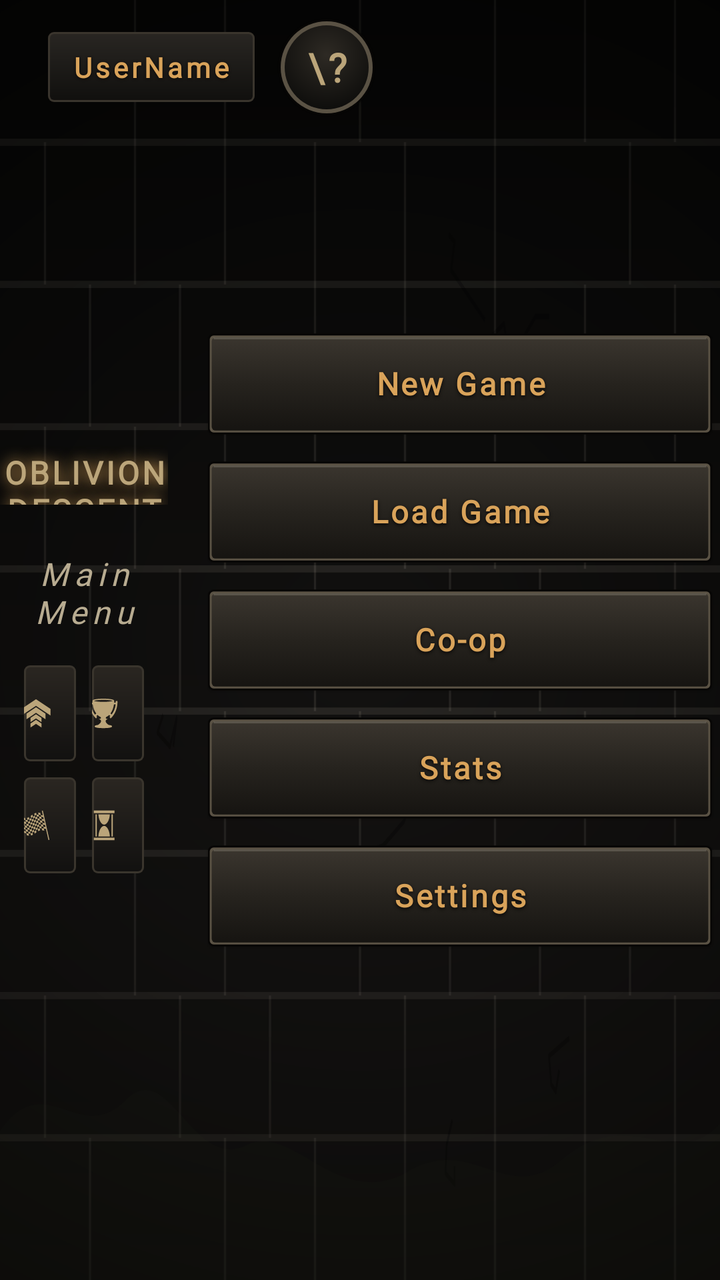
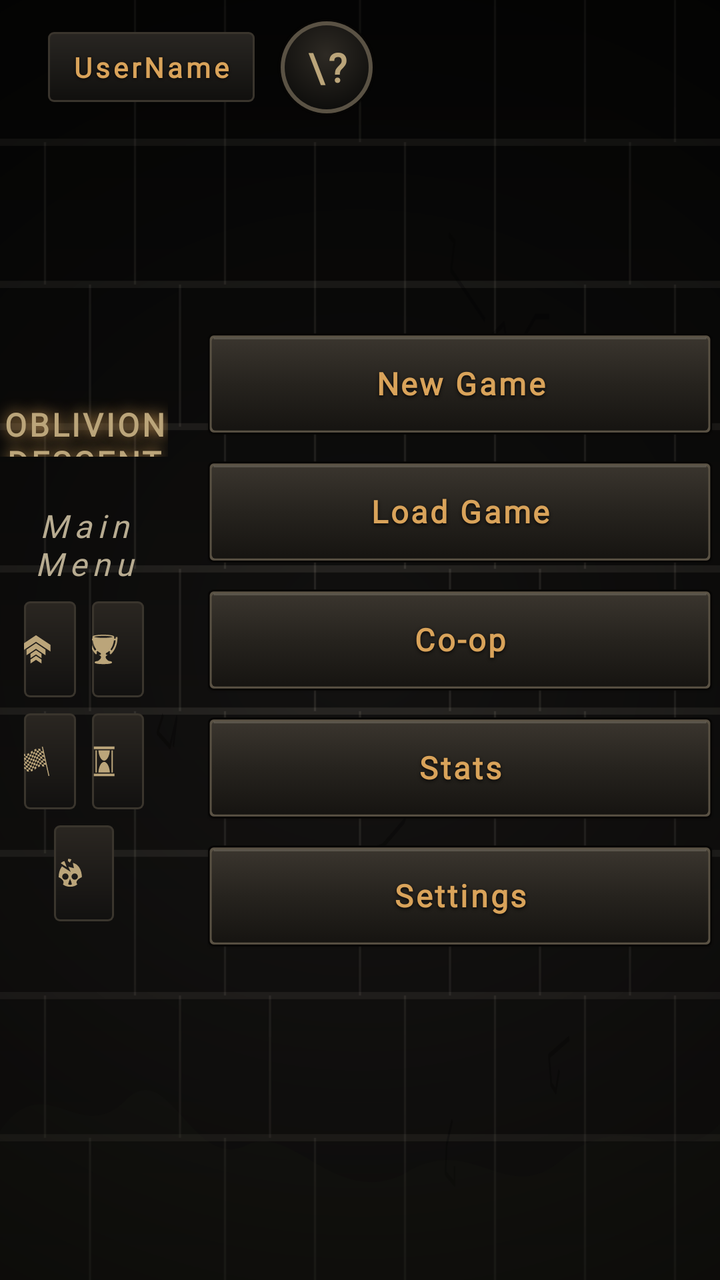

An Android layout rendered at two revisions. The XML below is the earlier revision; the diff shows what the commit changed to produce the second picture.
<!-- AndroidManifest.xml: activity theme Theme.OblivionDescent.Screen -->
<!-- res/layout/activity_menu.xml -->
<?xml version="1.0" encoding="utf-8"?>
<androidx.constraintlayout.widget.ConstraintLayout
    xmlns:android="http://schemas.android.com/apk/res/android"
    xmlns:app="http://schemas.android.com/apk/res-auto"
    xmlns:tools="http://schemas.android.com/tools"
    android:id="@+id/mainMenuLayout"
    android:layout_width="match_parent"
    android:layout_height="match_parent"
    android:background="@drawable/game_background">

    <View
        android:id="@+id/vignetteOverlay"
        android:layout_width="match_parent"
        android:layout_height="match_parent"
        android:background="@drawable/vignette_overlay"
        android:alpha="0.94"
        android:animation="@anim/slow_pulse" />

    <TextView
        android:id="@+id/tvUsername"
        style="@style/OD.Text.Label"
        android:layout_width="wrap_content"
        android:layout_height="wrap_content"
        android:text="UserName"
        android:textColor="@color/gold_glow"
        android:textSize="@dimen/text_small"
        app:layout_constraintTop_toTopOf="parent"
        app:layout_constraintStart_toStartOf="parent"
        android:layout_marginTop="@dimen/space_lg"
        android:layout_marginStart="@dimen/space_xl"
        android:paddingStart="@dimen/space_md"
        android:paddingEnd="@dimen/space_md"
        android:paddingTop="@dimen/space_sm"
        android:paddingBottom="@dimen/space_sm"
        android:background="@drawable/hud_panel"
        android:tag="stone"
        android:shadowColor="@color/ink_shadow"
        android:shadowDx="0"
        android:shadowDy="1"
        android:shadowRadius="3" />

    <com.google.android.material.button.MaterialButton
        android:id="@+id/btn_tutorial"
        android:layout_width="@dimen/touch_min"
        android:layout_height="@dimen/touch_min"
        android:layout_marginStart="@dimen/space_md"
        android:contentDescription="How to play"
        android:text="\?"
        android:textSize="@dimen/text_heading"
        android:textStyle="bold"
        android:fontFamily="@font/cinzel"
        android:textColor="@color/gold_bright"
        android:padding="0dp"
        android:minWidth="0dp"
        android:minHeight="0dp"
        android:insetLeft="0dp"
        android:insetTop="0dp"
        android:insetRight="0dp"
        android:insetBottom="0dp"
        app:backgroundTint="@null"
        android:background="@drawable/icon_btn_circle"
        app:strokeWidth="0dp"
        app:layout_constraintStart_toEndOf="@id/tvUsername"
        app:layout_constraintTop_toTopOf="@id/tvUsername"
        app:layout_constraintBottom_toBottomOf="@id/tvUsername"
        tools:ignore="HardcodedText" />

    <TextView
        android:id="@+id/GameTitleFront"
        style="@style/OD.Text.Title"
        android:layout_width="0dp"
        android:layout_height="wrap_content"
        android:text="Oblivion Descent"
        android:textAllCaps="true"
        android:textSize="48sp"
        android:maxLines="1"
        app:autoSizeTextType="uniform"
        app:autoSizeMinTextSize="16sp"
        app:autoSizeMaxTextSize="48sp"
        app:autoSizeStepGranularity="1sp"
        android:gravity="center"
        android:shadowColor="@color/gold_glow"
        android:shadowDx="0"
        android:shadowDy="0"
        android:shadowRadius="18"
        android:animation="@anim/glow_pulse"
        app:layout_constraintTop_toTopOf="parent"
        app:layout_constraintBottom_toTopOf="@+id/MainMenu"
        app:layout_constraintStart_toStartOf="parent"
        app:layout_constraintEnd_toStartOf="@+id/btn_new_game"
        app:layout_constraintVertical_chainStyle="packed"
        android:layout_marginEnd="@dimen/space_lg"
        tools:ignore="HardcodedText" />

    <TextView
        android:id="@+id/MainMenu"
        style="@style/OD.Text.Caption"
        android:layout_width="0dp"
        android:layout_height="wrap_content"
        android:text="Main Menu"
        android:textSize="@dimen/text_body"
        android:textStyle="italic"
        android:gravity="center"
        android:letterSpacing="0.18"
        android:animation="@anim/fade_in_delayed"
        app:layout_constraintTop_toBottomOf="@id/GameTitleFront"
        app:layout_constraintBottom_toTopOf="@+id/menu_extras"
        app:layout_constraintStart_toStartOf="@+id/GameTitleFront"
        app:layout_constraintEnd_toEndOf="@+id/GameTitleFront"
        android:layout_marginTop="@dimen/space_sm"
        tools:ignore="HardcodedText" />

    
    <LinearLayout
        android:id="@+id/menu_extras"
        android:layout_width="0dp"
        android:layout_height="wrap_content"
        android:orientation="vertical"
        android:gravity="center"
        android:layout_marginTop="@dimen/space_lg"
        android:layout_marginStart="@dimen/space_md"
        android:layout_marginEnd="@dimen/space_md"
        app:layout_constraintWidth_max="360dp"
        app:layout_constraintTop_toBottomOf="@id/MainMenu"
        app:layout_constraintBottom_toBottomOf="parent"
        app:layout_constraintStart_toStartOf="@+id/GameTitleFront"
        app:layout_constraintEnd_toEndOf="@+id/GameTitleFront">

        
        <LinearLayout
            android:layout_width="match_parent"
            android:layout_height="wrap_content"
            android:orientation="horizontal">

            <com.google.android.material.button.MaterialButton
                android:id="@+id/btn_altar"
                style="@style/OD.Button.Secondary"
                android:layout_width="0dp"
                android:layout_weight="1"
                android:layout_height="@dimen/touch_min"
                android:layout_marginEnd="@dimen/space_sm"
                android:paddingStart="@dimen/space_sm"
                android:paddingEnd="@dimen/space_sm"
                android:maxLines="1"
                android:textSize="@dimen/text_small"
                android:text="Soul Altar"
                app:icon="@drawable/ic_level"
                app:iconSize="@dimen/icon_sm"
                app:iconPadding="@dimen/space_xs"
                tools:ignore="HardcodedText" />

            <com.google.android.material.button.MaterialButton
                android:id="@+id/btn_daily"
                style="@style/OD.Button.Secondary"
                android:layout_width="0dp"
                android:layout_weight="1"
                android:layout_height="@dimen/touch_min"
                android:paddingStart="@dimen/space_sm"
                android:paddingEnd="@dimen/space_sm"
                android:maxLines="1"
                android:textSize="@dimen/text_small"
                android:text="Daily Run"
                app:icon="@drawable/ic_trophy"
                app:iconSize="@dimen/icon_sm"
                app:iconPadding="@dimen/space_xs"
                tools:ignore="HardcodedText" />

        </LinearLayout>

        <LinearLayout
            android:layout_width="match_parent"
            android:layout_height="wrap_content"
            android:layout_marginTop="@dimen/space_sm"
            android:orientation="horizontal">

            <com.google.android.material.button.MaterialButton
                android:id="@+id/btn_quests"
                style="@style/OD.Button.Secondary"
                android:layout_width="0dp"
                android:layout_weight="1"
                android:layout_height="@dimen/touch_min"
                android:layout_marginEnd="@dimen/space_sm"
                android:paddingStart="@dimen/space_sm"
                android:paddingEnd="@dimen/space_sm"
                android:maxLines="1"
                android:textSize="@dimen/text_small"
                android:text="Quests"
                app:icon="@drawable/ic_flag"
                app:iconSize="@dimen/icon_sm"
                app:iconPadding="@dimen/space_xs"
                tools:ignore="HardcodedText" />

            <com.google.android.material.button.MaterialButton
                android:id="@+id/btn_history"
                style="@style/OD.Button.Secondary"
                android:layout_width="0dp"
                android:layout_weight="1"
                android:layout_height="@dimen/touch_min"
                android:paddingStart="@dimen/space_sm"
                android:paddingEnd="@dimen/space_sm"
                android:maxLines="1"
                android:textSize="@dimen/text_small"
                android:text="Runs"
                app:icon="@drawable/ic_hourglass"
                app:iconSize="@dimen/icon_sm"
                app:iconPadding="@dimen/space_xs"
                tools:ignore="HardcodedText" />

        </LinearLayout>

    </LinearLayout>

    <com.google.android.material.button.MaterialButton
        android:id="@+id/btn_new_game"
        style="@style/OD.Button"
        android:layout_width="260dp"
        android:layout_height="@dimen/button_height"
        android:text="New Game"
        android:shadowColor="@color/ink_shadow"
        android:shadowDx="0"
        android:shadowDy="2"
        android:shadowRadius="4"
        android:stateListAnimator="@animator/button_elevation_anim"
        android:translationZ="6dp"
        app:layout_constraintVertical_chainStyle="packed"
        app:layout_constraintTop_toTopOf="parent"
        app:layout_constraintBottom_toTopOf="@+id/btn_load_game"
        app:layout_constraintEnd_toEndOf="parent"
        app:layout_constraintStart_toEndOf="@+id/GameTitleFront"
        android:layout_marginBottom="@dimen/space_md"
        tools:ignore="HardcodedText" />

    <com.google.android.material.button.MaterialButton
        android:id="@+id/btn_load_game"
        style="@style/OD.Button"
        android:layout_width="260dp"
        android:layout_height="@dimen/button_height"
        android:text="Load Game"
        android:shadowColor="@color/ink_shadow"
        android:shadowDx="0"
        android:shadowDy="2"
        android:shadowRadius="4"
        android:stateListAnimator="@animator/button_elevation_anim"
        android:translationZ="6dp"
        app:layout_constraintTop_toBottomOf="@+id/btn_new_game"
        app:layout_constraintBottom_toTopOf="@+id/btn_coop"
        app:layout_constraintStart_toStartOf="@+id/btn_new_game"
        app:layout_constraintEnd_toEndOf="@+id/btn_new_game"
        android:layout_marginBottom="@dimen/space_md"
        tools:ignore="HardcodedText" />

    <com.google.android.material.button.MaterialButton
        android:id="@+id/btn_coop"
        style="@style/OD.Button"
        android:layout_width="260dp"
        android:layout_height="@dimen/button_height"
        android:text="Co-op"
        android:shadowColor="@color/ink_shadow"
        android:shadowDx="0"
        android:shadowDy="2"
        android:shadowRadius="4"
        android:stateListAnimator="@animator/button_elevation_anim"
        android:translationZ="6dp"
        app:layout_constraintTop_toBottomOf="@+id/btn_load_game"
        app:layout_constraintBottom_toTopOf="@+id/btn_stats"
        app:layout_constraintStart_toStartOf="@+id/btn_new_game"
        app:layout_constraintEnd_toEndOf="@+id/btn_new_game"
        android:layout_marginBottom="@dimen/space_md"
        tools:ignore="HardcodedText" />

    <com.google.android.material.button.MaterialButton
        android:id="@+id/btn_stats"
        style="@style/OD.Button"
        android:layout_width="260dp"
        android:layout_height="@dimen/button_height"
        android:text="Stats"
        android:shadowColor="@color/ink_shadow"
        android:shadowDx="0"
        android:shadowDy="2"
        android:shadowRadius="4"
        android:stateListAnimator="@animator/button_elevation_anim"
        android:translationZ="6dp"
        app:layout_constraintTop_toBottomOf="@+id/btn_coop"
        app:layout_constraintBottom_toTopOf="@+id/btn_settings"
        app:layout_constraintStart_toStartOf="@+id/btn_new_game"
        app:layout_constraintEnd_toEndOf="@+id/btn_new_game"
        android:layout_marginBottom="@dimen/space_md"
        tools:ignore="HardcodedText" />

    <com.google.android.material.button.MaterialButton
        android:id="@+id/btn_settings"
        style="@style/OD.Button"
        android:layout_width="260dp"
        android:layout_height="@dimen/button_height"
        android:text="Settings"
        android:shadowColor="@color/ink_shadow"
        android:shadowDx="0"
        android:shadowDy="2"
        android:shadowRadius="4"
        android:stateListAnimator="@animator/button_elevation_anim"
        android:translationZ="6dp"
        app:layout_constraintTop_toBottomOf="@+id/btn_stats"
        app:layout_constraintBottom_toBottomOf="parent"
        app:layout_constraintStart_toStartOf="@+id/btn_new_game"
        app:layout_constraintEnd_toEndOf="@+id/btn_new_game"
        tools:ignore="HardcodedText" />

</androidx.constraintlayout.widget.ConstraintLayout>
<!-- resources referenced by this layout -->
<resources>
  <color name="gold_bright">#BBA57A</color>
  <color name="gold_glow">#D9A35A</color>
  <color name="ink_shadow">#0A0807</color>
  <dimen name="button_height">52dp</dimen>
  <dimen name="icon_sm">16dp</dimen>
  <dimen name="space_lg">16dp</dimen>
  <dimen name="space_md">12dp</dimen>
  <dimen name="space_sm">8dp</dimen>
  <dimen name="space_xl">24dp</dimen>
  <dimen name="space_xs">4dp</dimen>
  <dimen name="text_body">16sp</dimen>
  <dimen name="text_heading">20sp</dimen>
  <dimen name="text_small">14sp</dimen>
  <dimen name="touch_min">48dp</dimen>
  <style name="OD.Button.Secondary" parent="OD.Button">
          <item name="android:background">@drawable/btn_gothic_secondary</item>
          <item name="android:textColor">@color/gold_bright</item>
          <item name="iconTint">@color/gold_bright</item>
      </style>
  <style name="OD.Text.Caption" parent="OD.Text">
          <item name="android:textSize">@dimen/text_small</item>
          <item name="android:textColor">@color/bone_dim</item>
      </style>
  <style name="Theme.OblivionDescent.Screen" parent="Theme.MaterialComponents.DayNight.NoActionBar">
          <item name="android:windowBackground">@color/bg_deepest</item>
      </style>
  <color name="bg_deepest">#090908</color>
  <color name="bg_base">#121110</color>
  <color name="bg_surface">#1B1917</color>
  <color name="border_gold_inner">#3A352D</color>
  <color name="warning_amber">#D49A37</color>
  <color name="arcane_glow">#B58CE0</color>
  <color name="gold_translucent_strong">#55C8742E</color>
  <color name="stone_crack">#070605</color>
  <color name="border_gold">#5A5244</color>
  <color name="stone_face">#2E2A24</color>
  <dimen name="text_button">16sp</dimen>
  <dimen name="icon_md">20dp</dimen>
  <style name="OD.Text" parent="">
          <item name="android:fontFamily">@font/crimson_pro</item>
          <item name="android:textSize">@dimen/text_body</item>
          <item name="android:textColor">@color/bone_white</item>
      </style>
  <color name="bone_dim">#B8AC91</color>
  <dimen name="text_caption">12sp</dimen>
  <dimen name="text_title">26sp</dimen>
  <color name="gold_dim">#4A2A14</color>
  <color name="gold_translucent">#33C8742E</color>
  <color name="bone_white">#EAE0CA</color>
  <!-- unchanged entries left out for length: 14 -->
</resources>

<!-- the commit's change to res/layout/activity_menu.xml (unified diff, before → after) -->
@@ -117,7 +117,7 @@
         android:layout_height="wrap_content"
         android:orientation="vertical"
         android:gravity="center"
-        android:layout_marginTop="@dimen/space_lg"
+        android:layout_marginTop="@dimen/space_sm"
         android:layout_marginStart="@dimen/space_md"
         android:layout_marginEnd="@dimen/space_md"
         app:layout_constraintWidth_max="360dp"
@@ -208,6 +208,33 @@
 
         </LinearLayout>
 
+        
+        <LinearLayout
+            android:layout_width="match_parent"
+            android:layout_height="wrap_content"
+            android:layout_marginTop="@dimen/space_sm"
+            android:orientation="horizontal"
+            android:gravity="center_horizontal"
+            android:weightSum="2">
+
+            <com.google.android.material.button.MaterialButton
+                android:id="@+id/btn_bestiary"
+                style="@style/OD.Button.Secondary"
+                android:layout_width="0dp"
+                android:layout_weight="1"
+                android:layout_height="@dimen/touch_min"
+                android:paddingStart="@dimen/space_sm"
+                android:paddingEnd="@dimen/space_sm"
+                android:maxLines="1"
+                android:textSize="@dimen/text_small"
+                android:text="Bestiary"
+                app:icon="@drawable/ic_skull"
+                app:iconSize="@dimen/icon_sm"
+                app:iconPadding="@dimen/space_xs"
+                tools:ignore="HardcodedText" />
+
+        </LinearLayout>
+
     </LinearLayout>
 
     <com.google.android.material.button.MaterialButton
<!-- resource entries referenced after the edit -->
@@ -14,6 +14,18 @@
   <dimen name="text_heading">20sp</dimen>
   <dimen name="text_small">14sp</dimen>
   <dimen name="touch_min">48dp</dimen>
+  <!-- drawable ic_skull (drawable) -->
+  <?xml version="1.0" encoding="utf-8"?>
+  <vector xmlns:android="http://schemas.android.com/apk/res/android"
+      android:width="20dp"
+      android:height="20dp"
+      android:viewportWidth="512"
+      android:viewportHeight="512"
+      android:tint="@color/bone_white">
+      <path
+          android:fillColor="#FFFFFF"
+          android:pathData="M226.063 24.188L222 58.718l32.688 25.626 23.75 -50.03c-18.145 -9.142 -35.272 -9.715 -52.375 -10.127zM166.75 61.093c-24.248 2.93 -42.95 15.897 -58.875 33.812h.03l96.407 62.594 -37.562 -96.406zM300.875 88.75l18.656 85.5 -91.092 -23.875L269 233.938l-140.594 -89.375c-3.966 4.875 -7.7 9.97 -11.22 15.28 -28.794 43.465 -42.052 101.104 -42.905 156.72 40.122 19.627 63.843 40.14 74.032 61.562 9.157 19.25 5.475 39.06 -6.343 54.25 25.214 23.382 68.638 37.63 113.155 38.344 44.813 .717 89.973 -12.083 118.625 -38.783 -6.033 -6.937 -10.412 -14.346 -12.5 -22.437 -2.8 -10.85 -.952 -22.554 5.188 -33.28 11.757 -20.542 37.646 -39.263 80.062 -59.69 -.88 -52.663 -13.855 -110.235 -42.5 -154.405 -23.4 -36.085 -56.548 -63.412 -103.125 -73.375zm-119.28 168.844c27.75 0 50.25 22.5 50.25 50.25s-22.5 50.25 -50.25 50.25c-27.752 0 -50.25 -22.5 -50.25 -50.25s22.498 -50.25 50.25 -50.25zm149.468 0c27.75 0 50.25 22.5 50.25 50.25s-22.5 50.25 -50.25 50.25 -50.25 -22.5 -50.25 -50.25 22.5 -50.25 50.25 -50.25zm-74.75 86.125c13.74 29.005 24.652 58.023 30.062 87.03 -14.777 12.895 -41.26 14.766 -60.125 0 7.315 -29.007 16.12 -58.025 30.063 -87.03z"/>
+  </vector>
   <style name="OD.Button.Secondary" parent="OD.Button">
           <item name="android:background">@drawable/btn_gothic_secondary</item>
           <item name="android:textColor">@color/gold_bright</item>
